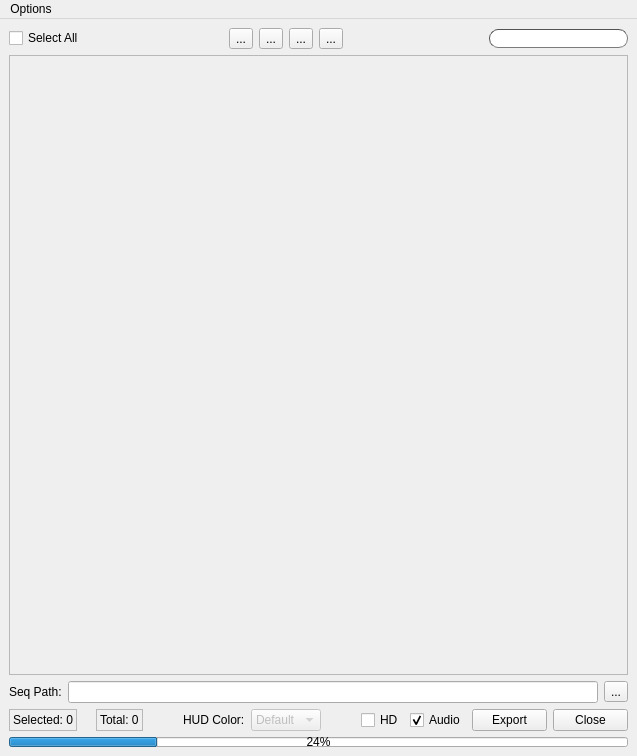
iceanimations/shot_subm_use_multishot, file ui/submitter.ui: the form before one commit.
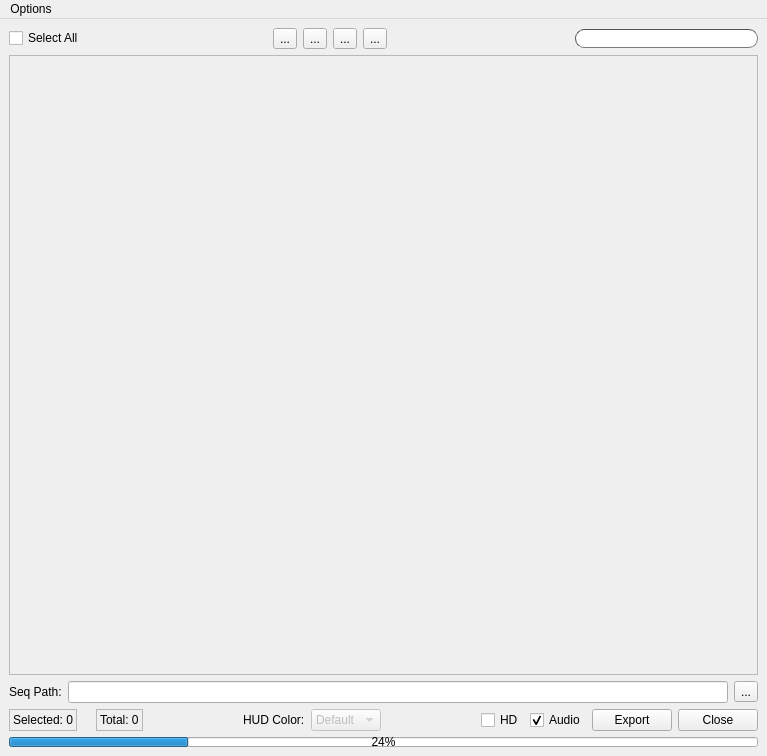
The form after the commit.

Commit message: item syle changed from winPanel to Panel

```diff
--- a/ui/submitter.ui
+++ b/ui/submitter.ui
@@ -6,7 +6,7 @@
    <rect>
     <x>0</x>
     <y>0</y>
-    <width>637</width>
+    <width>767</width>
     <height>756</height>
    </rect>
   </property>
@@ -120,7 +120,7 @@
         <rect>
          <x>0</x>
          <y>0</y>
-         <width>617</width>
+         <width>747</width>
          <height>611</height>
         </rect>
        </property>
@@ -347,7 +347,7 @@
     <rect>
      <x>0</x>
      <y>0</y>
-     <width>637</width>
+     <width>767</width>
      <height>22</height>
     </rect>
    </property>
```
Left out of the diff: 2 changed lines with no effect on the pictures. The commit also changes 1 other file.
